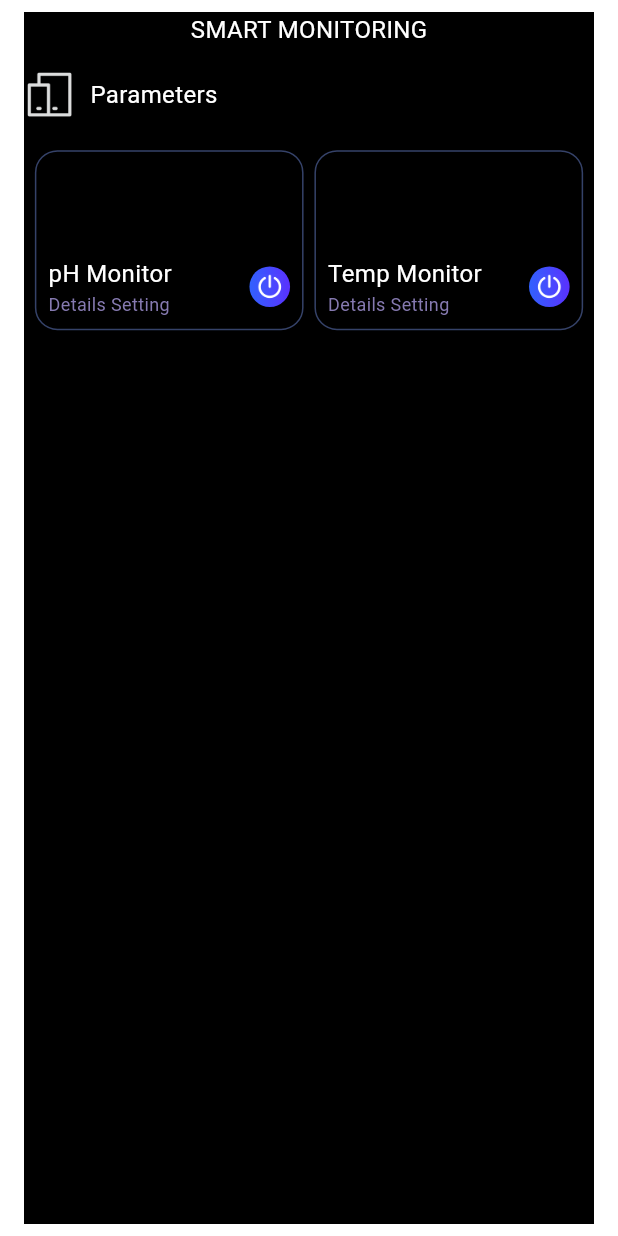
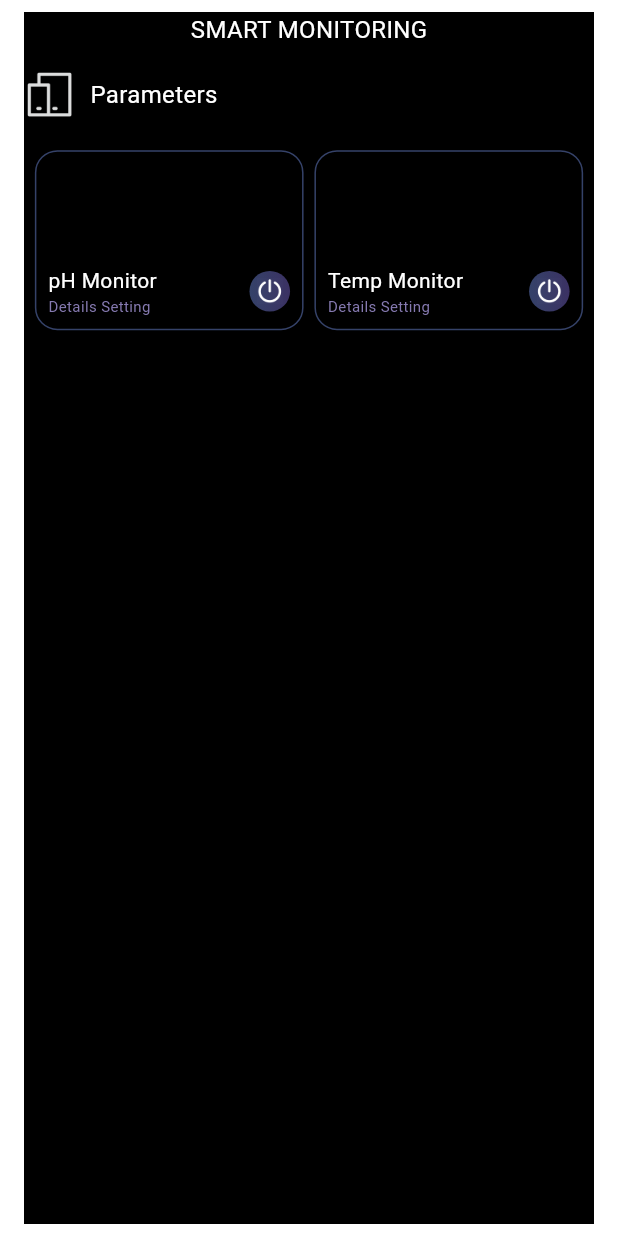
Before and after one commit to bagusirfanzah/AppMonitoring, a Flutter app: the HomeScreen screen opened directly, on a phone screen of 412 x 824 dp. Run offline on Flutter 3.47's test engine with Material 3 defaults, Android fonts, the light colour scheme and no system bars; our stand-ins replace sleek_circular_slider, smooth_page_indicator.

Commit message:
create: Widget button

```diff
--- a/lib/screen/home_screen.dart
+++ b/lib/screen/home_screen.dart
@@ -37,40 +37,38 @@ class _MyWidgetState extends State<HomeScreen> with TickerProviderStateMixin {
                 Row(
                   mainAxisAlignment: MainAxisAlignment.spaceEvenly,
                   children: <Widget>[
-                    appMonitoring(
-                        context: context,
+                    AppMonitoring(
                         text: const AppText(
                             text: "pH Monitor",
                             color: whiteColor,
-                            fontSize: 16),
+                            fontSize: 14),
                         detailText: const AppText(
                             text: "Details Setting",
                             color: greyColor,
-                            fontSize: 12),
+                            fontSize: 10),
                         ontap: () {
                           Navigator.push(context,
-                            MaterialPageRoute(builder: (context) {
+                              MaterialPageRoute(builder: (context) {
                             return const PhScreen();
                           }));
                         },
                         ontapbutton: () {},
                         image: Image.asset("assets/icons/icononoff.png",
                             scale: 30)),
-                    appMonitoring(
-                      context: context,
+                    AppMonitoring(
                       text: const AppText(
                           text: "Temp Monitor",
                           color: whiteColor,
-                          fontSize: 16),
+                          fontSize: 14),
                       detailText: const AppText(
                           text: "Details Setting",
                           color: greyColor,
-                          fontSize: 12),
+                          fontSize: 10),
                       ontap: () {
                         Navigator.push(context,
                             MaterialPageRoute(builder: (context) {
-                            return const TemperatureScreen();
-                          }));
+                          return const TemperatureScreen();
+                        }));
                       },
                       ontapbutton: () {},
                       image:
--- a/lib/screen/ph_screen.dart
+++ b/lib/screen/ph_screen.dart
@@ -1,5 +1,6 @@
 import 'package:belajar_flutter/utils/colors.dart';
 import 'package:belajar_flutter/widget/app_text.dart';
+import 'package:belajar_flutter/widget/button.dart';
 import 'package:belajar_flutter/widget/detail_monitor.dart';
 import 'package:belajar_flutter/widget/monitor.dart';
 import 'package:flutter/material.dart';
@@ -46,14 +47,11 @@ class PhScreen extends StatelessWidget {
                           fontSize: 13)
                     ],
                   ),
-                  InkWell(
-                    onTap: () {},
-                    child: CircleAvatar(
-                        backgroundColor: darkgreyColor,
-                        radius: 17,
-                        child: Image.asset("assets/icons/icononoff.png",
-                            scale: 25)),
-                  )
+                  Button(
+                      image: Image.asset(
+                    "assets/icons/icononoff.png",
+                    scale: 25,
+                  )),
                 ],
               ),
               const SizedBox(height: 80),
--- a/lib/screen/temperature_screen.dart
+++ b/lib/screen/temperature_screen.dart
@@ -1,5 +1,6 @@
 import 'package:belajar_flutter/utils/colors.dart';
 import 'package:belajar_flutter/widget/app_text.dart';
+import 'package:belajar_flutter/widget/button.dart';
 import 'package:belajar_flutter/widget/detail_monitor.dart';
 import 'package:belajar_flutter/widget/monitor.dart';
 import 'package:flutter/material.dart';
@@ -46,23 +47,8 @@ class TemperatureScreen extends StatelessWidget {
                           fontSize: 13)
                     ],
                   ),
-                  InkWell(
-                      onTap: () {},
-                      child: Container(
-                          padding: const EdgeInsets.all(5),
-                          decoration: const BoxDecoration(
-                              color: whiteColor,
-                              shape: BoxShape.circle,
-                              gradient: LinearGradient(
-                                begin: Alignment.centerLeft,
-                                end: Alignment.centerRight,
-                                colors: [
-                                  blueColor,
-                                  purpleColor,
-                                ],
-                              )),
-                          child: Image.asset("assets/icons/icononoff.png",
-                              scale: 25)))
+                  Button(image: Image.asset("assets/icons/icononoff.png", scale: 25,)),
+
                 ],
               ),
               const SizedBox(height: 80),
--- /dev/null
+++ b/lib/widget/button.dart
@@ -0,0 +1,51 @@
+import 'package:belajar_flutter/utils/colors.dart';
+import 'package:flutter/material.dart';
+
+class Button extends StatefulWidget {
+  final dynamic image;
+
+  const Button({
+    super.key,
+    required this.image
+    });
+
+  @override
+  State<Button> createState() => _ButtonState();
+}
+
+class _ButtonState extends State<Button> {
+  bool isOn = false;
+  @override
+  Widget build(BuildContext context) {
+    return InkWell(
+      onTap: () {
+        setState(() {
+          isOn = !isOn;
+        });
+      },
+      child: Container(
+        padding: const EdgeInsets.symmetric(vertical: 5, horizontal: 5),
+        decoration: BoxDecoration(
+            shape: BoxShape.circle,
+            gradient: isOn
+                ?  const LinearGradient(
+                    begin: Alignment.centerLeft,
+                    end: Alignment.centerRight,
+                    colors: [
+                      blueColor,
+                      purpleColor,
+                    ],
+                  )
+                :  const LinearGradient(
+                    begin: Alignment.centerLeft,
+                    end: Alignment.centerRight,
+                    colors: [
+                      darkgreyColor,
+                      lightgreyColor,
+                    ],
+                  )),
+        child: widget.image,
+      ),
+    );
+  }
+}
--- a/lib/widget/menu_monitoring.dart
+++ b/lib/widget/menu_monitoring.dart
@@ -1,18 +1,33 @@
 import 'package:belajar_flutter/utils/colors.dart';
 import 'package:belajar_flutter/widget/app_text.dart';
+import 'package:belajar_flutter/widget/button.dart';
 import 'package:flutter/material.dart';
 
-Widget appMonitoring(
-    {bool isON = false,
-    required dynamic image,
-    required AppText text,
-    required AppText detailText,
-    required VoidCallback ontap,
-    required VoidCallback ontapbutton,
-    required BuildContext context}) {
-  Size size = MediaQuery.of(context).size;
-  return InkWell(
-    onTap: ontap,
+class AppMonitoring extends StatefulWidget {
+    final dynamic image;
+    final AppText text;
+    final AppText detailText;
+    final VoidCallback ontap;
+    final VoidCallback ontapbutton;
+  const AppMonitoring({
+    super.key,
+    required this.text,
+    required this.detailText,
+    required this.ontap,
+    required this.ontapbutton,
+    required this.image});
+
+  @override
+  State<AppMonitoring> createState() => _AppMonitoringState();
+}
+
+class _AppMonitoringState extends State<AppMonitoring> {
+  bool isOn = false;
+  @override
+  Widget build(BuildContext context) {
+     Size size = MediaQuery.of(context).size;
+    return InkWell(
+    onTap: widget.ontap,
     child: Container(
       padding: const EdgeInsets.symmetric(horizontal: 8, vertical: 8),
       height: 120,
@@ -37,29 +52,15 @@ Widget appMonitoring(
             children: [
               Column(
                 crossAxisAlignment: CrossAxisAlignment.start,
-                children: [text, detailText],
+                children: [widget.text, widget.detailText],
               ),
-              InkWell(
-                onTap: ontapbutton,
-                child: Container(
-                  padding: const EdgeInsets.symmetric(vertical: 5, horizontal: 5),
-                  decoration: const BoxDecoration(
-                      shape: BoxShape.circle,
-                      gradient: LinearGradient(
-                        begin: Alignment.centerLeft,
-                        end: Alignment.centerRight,
-                        colors: [
-                          blueColor,
-                          purpleColor,
-                        ],
-                      )),
-                  child: image,
-                ),
-              )
+              Button(image: widget.image)
+
             ],
           )
         ],
       ),
     ),
   );
+  }
 }
--- a/lib/widget/monitor.dart
+++ b/lib/widget/monitor.dart
@@ -17,7 +17,7 @@ class Monitor extends StatelessWidget {
       margin: const EdgeInsets.all(20),
       decoration: const BoxDecoration(
         boxShadow: [
-          BoxShadow(color: blueColor, blurRadius: 100, spreadRadius: 15),
+          BoxShadow(color: blueColor, blurRadius: 100),
         ],
         color: darkgreyColor3,
         shape: BoxShape.circle,
@@ -26,7 +26,7 @@ class Monitor extends StatelessWidget {
         initialValue: 0,
         appearance: CircularSliderAppearance(
             startAngle: 90,
-            size: 220,
+            size: 200,
             customColors: CustomSliderColors(
               trackColor: darkgreyColor,
               dotColor: whiteColor,
@@ -43,7 +43,7 @@ class Monitor extends StatelessWidget {
             margin: const EdgeInsets.all(30),
             decoration: const BoxDecoration(
               boxShadow: [
-                BoxShadow(color: blackColor, blurRadius: 20, spreadRadius: 8),
+                BoxShadow(color: blackColor, blurRadius: 20, spreadRadius: 5),
               ],
               color: darkgreyColor3,
               shape: BoxShape.circle,
```
